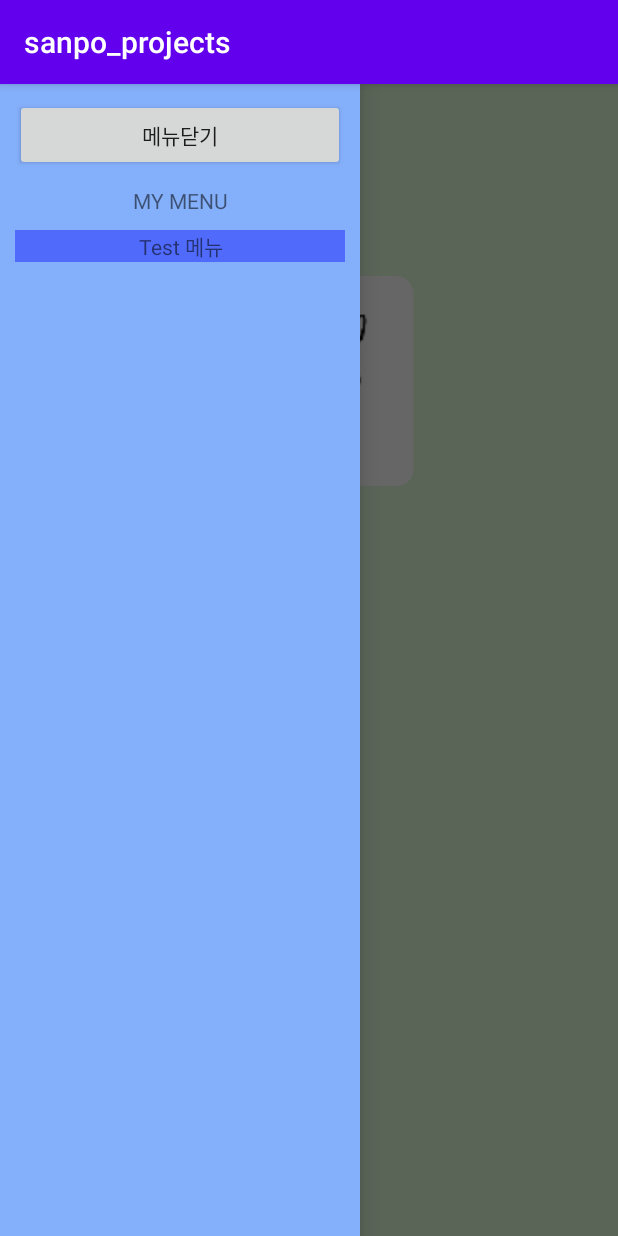
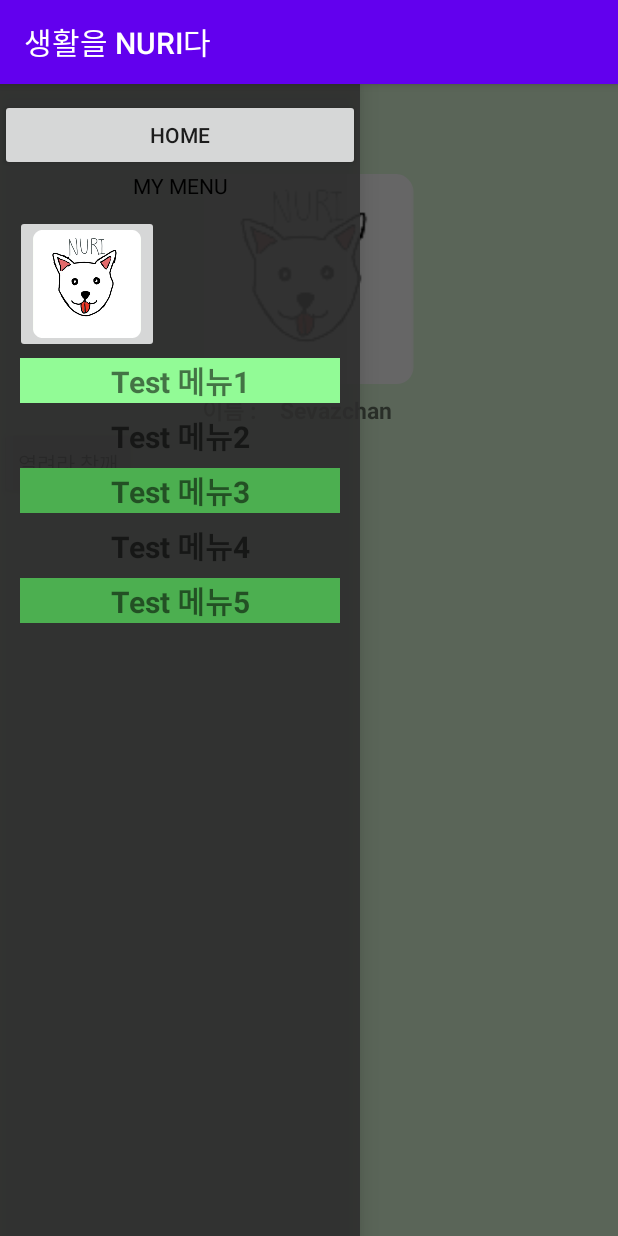
Before and after one commit to hans9645/sanpo, an Android app: the screen it shows after launch (MainActivity), with the side drawer open, on a phone screen of 412 x 824 dp. Run offline under Robolectric (Android 15) with nearby library versions, the phone set to English and light mode, and no system bars.

Commit message:
change appplication title, add side menu bar. and know that had already adjusted icon view as round.

```diff
--- a/app/src/main/res/layout/activity_drawer.xml
+++ b/app/src/main/res/layout/activity_drawer.xml
@@ -4,7 +4,7 @@
     android:layout_width="240dp"
     android:layout_height="match_parent"
     android:layout_gravity="start"
-    android:background="#84AFFA"
+    android:background="#DD2E2E2E"
     android:orientation="vertical"
     android:id="@+id/drawer">
 
@@ -13,29 +13,76 @@
         android:id="@+id/btn_close"
         android:layout_width="match_parent"
         android:layout_height="wrap_content"
-        android:text="메뉴닫기"
-        android:layout_margin="10dp"/>
+        android:text="HOME"
+        android:layout_marginTop="10dp"/>
 
 
     <TextView
         android:layout_width="match_parent"
         android:layout_height="wrap_content"
         android:text="MY MENU"
+        android:textColor="#000000"
         android:gravity="center"/>
 
     <LinearLayout
         android:layout_width="match_parent"
         android:layout_height="wrap_content"
-        android:background="#506BFB"
         android:layout_margin="10dp"
         android:orientation="vertical">
+
+        <ImageButton
+            android:layout_width="wrap_content"
+            android:layout_height="wrap_content"
+            android:src="@mipmap/ic_nuri_round"
+            android:text="hello"/>
 
         <TextView
             android:layout_width="match_parent"
             android:layout_height="wrap_content"
-            android:text="Test 메뉴"
+            android:text="Test 메뉴1"
+            android:gravity="center"
+            android:textSize="20dp"
+            android:textStyle="bold"
+            android:layout_margin="3dp"
+            android:background="#92FB96"/>
+
+        <TextView
+            android:layout_width="match_parent"
+            android:layout_height="wrap_content"
+            android:text="Test 메뉴2"
+            android:textSize="20dp"
+            android:textStyle="bold"
+            android:layout_margin="3dp"
             android:gravity="center"/>
 
+        <TextView
+            android:layout_width="match_parent"
+            android:layout_height="wrap_content"
+            android:text="Test 메뉴3"
+            android:gravity="center"
+            android:textSize="20dp"
+            android:textStyle="bold"
+            android:layout_margin="3dp"
+            android:background="#4CAF50"/>
+
+        <TextView
+            android:layout_width="match_parent"
+            android:layout_height="wrap_content"
+            android:text="Test 메뉴4"
+            android:textSize="20dp"
+            android:textStyle="bold"
+            android:layout_margin="3dp"
+            android:gravity="center"/>
+
+        <TextView
+            android:layout_width="match_parent"
+            android:layout_height="wrap_content"
+            android:text="Test 메뉴5"
+            android:textSize="20dp"
+            android:textStyle="bold"
+            android:layout_margin="3dp"
+            android:gravity="center"
+            android:background="#4CAF50"/>
     </LinearLayout>
 
 </LinearLayout>
--- a/app/src/main/res/layout/activity_main.xml
+++ b/app/src/main/res/layout/activity_main.xml
@@ -25,27 +25,32 @@
         />
 
 
+
+    <ImageView
+        android:layout_width="150dp"
+        android:layout_height="140dp"
+        android:layout_gravity="center"
+        android:layout_marginTop="20dp"
+        android:src="@mipmap/ic_nuri_round" />
+
+
+    <TextView
+        android:layout_width="wrap_content"
+        android:layout_height="wrap_content"
+        android:layout_gravity="center"
+        android:layout_marginTop="5dp"
+        android:textSize="15dp"
+        android:textStyle="bold"
+        android:text="이름 :    Sevazchan    "
+        />
+
     <Button
         android:id="@+id/btn_open"
         android:layout_width="wrap_content"
         android:layout_height="wrap_content"
         android:text="열려라 참깨"/>
 
-    <ImageView
-        android:layout_width="150dp"
-        android:layout_height="140dp"
-        android:layout_gravity="center"
-        android:layout_marginTop="40dp"
-        android:src="@mipmap/ic_nuri_round" />
 
-    <TextView
-        android:layout_width="wrap_content"
-        android:layout_height="wrap_content"
-        android:text="Hello World!"
-        app:layout_constraintBottom_toBottomOf="parent"
-        app:layout_constraintLeft_toLeftOf="parent"
-        app:layout_constraintRight_toRightOf="parent"
-        app:layout_constraintTop_toTopOf="parent" />
 
 
 
--- a/app/src/main/res/values/strings.xml
+++ b/app/src/main/res/values/strings.xml
@@ -1,3 +1,3 @@
 <resources>
-    <string name="app_name">sanpo_projects</string>
+    <string name="app_name">생활을 NURI다</string>
 </resources>
```
